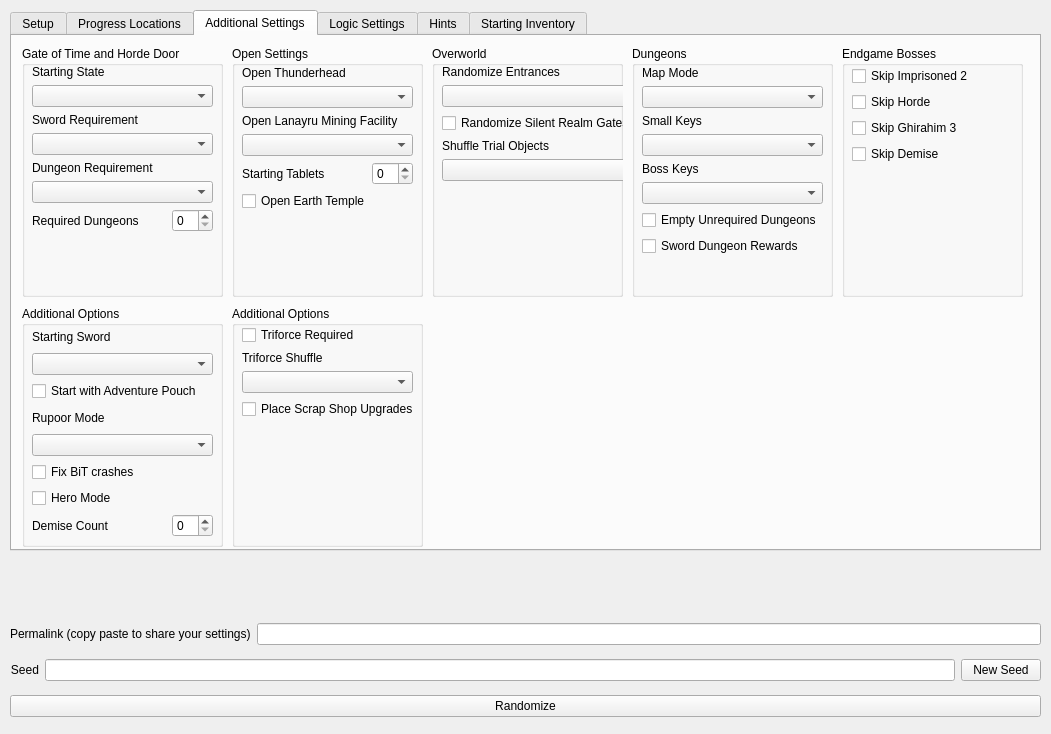
ssrando/ssrando, file gui/randogui.ui: the form before one commit.
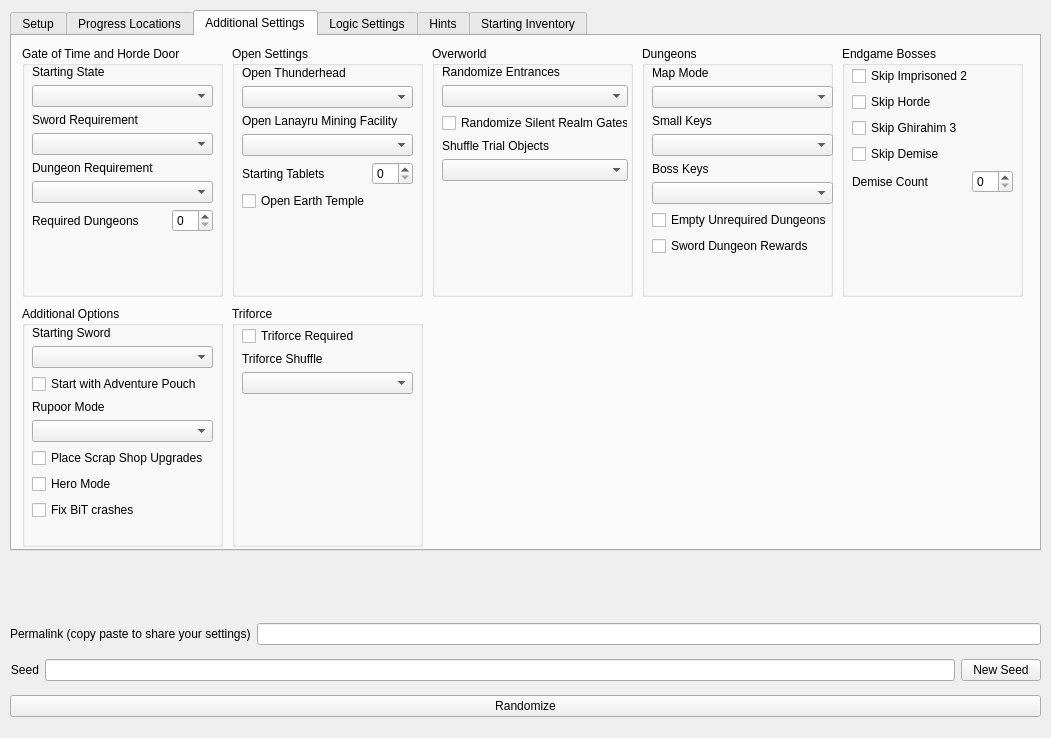
The form after the commit.

Commit message: Fix broken UI merge and upgrades-off queetle logic

Diff of the .ui file:
```diff
--- a/gui/randogui.ui
+++ b/gui/randogui.ui
@@ -7,7 +7,7 @@
     <x>0</x>
     <y>0</y>
     <width>1051</width>
-    <height>734</height>
+    <height>738</height>
    </rect>
   </property>
   <property name="sizePolicy">
@@ -759,7 +759,7 @@
          <x>10</x>
          <y>19</y>
          <width>181</width>
-         <height>242</height>
+         <height>221</height>
         </rect>
        </property>
        <layout class="QVBoxLayout" name="verticalLayout">
@@ -854,9 +854,9 @@
      <widget class="QGroupBox" name="groupBox_7">
       <property name="geometry">
        <rect>
-        <x>620</x>
+        <x>630</x>
         <y>10</y>
-        <width>201</width>
+        <width>191</width>
         <height>251</height>
        </rect>
       </property>
@@ -995,6 +995,27 @@
           </property>
          </widget>
         </item>
+        <item>
+         <layout class="QHBoxLayout" name="horizontalLayout_20">
+          <item>
+           <widget class="QLabel" name="label_for_option_demise_count">
+            <property name="text">
+             <string>Demise Count</string>
+            </property>
+           </widget>
+          </item>
+          <item>
+           <widget class="QSpinBox" name="option_demise_count">
+            <property name="maximumSize">
+             <size>
+              <width>41</width>
+              <height>16777215</height>
+             </size>
+            </property>
+           </widget>
+          </item>
+         </layout>
+        </item>
         <item>
          <spacer name="verticalSpacer_5">
           <property name="orientation">
@@ -1110,7 +1131,7 @@
        <rect>
         <x>420</x>
         <y>10</y>
-        <width>191</width>
+        <width>201</width>
         <height>251</height>
        </rect>
       </property>
@@ -1122,7 +1143,7 @@
         <rect>
          <x>10</x>
          <y>19</y>
-         <width>206</width>
+         <width>186</width>
          <height>221</height>
         </rect>
        </property>
@@ -1156,7 +1177,7 @@
          </widget>
         </item>
         <item>
-         <layout class="QVBoxLayout" name="verticalLayout_31">
+         <layout class="QVBoxLayout" name="verticalLayout_trialshuffle">
           <item>
            <widget class="QLabel" name="label_4">
             <property name="text">
@@ -1206,7 +1227,7 @@
          <x>10</x>
          <y>20</y>
          <width>181</width>
-         <height>211</height>
+         <height>210</height>
         </rect>
        </property>
        <layout class="QVBoxLayout" name="verticalLayout_15">
@@ -1246,9 +1267,9 @@
          </layout>
         </item>
         <item>
-         <widget class="QCheckBox" name="option_fix_bit_crashes">
+         <widget class="QCheckBox" name="option_gondo_upgrades">
           <property name="text">
-           <string>Fix BiT crashes</string>
+           <string>Place Scrap Shop Upgrades</string>
           </property>
          </widget>
         </item>
@@ -1260,27 +1281,26 @@
          </widget>
         </item>
         <item>
-         <layout class="QHBoxLayout" name="horizontalLayout_20">
-          <item>
-           <widget class="QLabel" name="label_for_option_demise_count">
+         <widget class="QCheckBox" name="option_fix_bit_crashes">
             <property name="text">
-             <string>Demise Count</string>
+           <string>Fix BiT crashes</string>
             </property>
            </widget>
           </item>
           <item>
-           <widget class="QSpinBox" name="option_demise_count">
-            <property name="maximumSize">
+         <spacer name="verticalSpacer_17">
+          <property name="orientation">
+           <enum>Qt::Vertical</enum>
+          </property>
+          <property name="sizeHint" stdset="0">
              <size>
-              <width>41</width>
-              <height>16777215</height>
-             </size>
-            </property>
-           </widget>
-          </item>
-         </layout>
-        </item>
-       </layout>
+            <width>20</width>
+            <height>40</height>
+           </size>
+          </property>
+         </spacer>
+        </item>
+       </layout>
       </widget>
      </widget>
      <widget class="QGroupBox" name="groupBox_17">
@@ -1293,15 +1313,15 @@
        </rect>
       </property>
       <property name="title">
-       <string>Additional Options</string>
+       <string>Triforce</string>
       </property>
       <widget class="QWidget" name="verticalLayoutWidget_15">
        <property name="geometry">
         <rect>
          <x>10</x>
-         <y>19</y>
+         <y>20</y>
          <width>171</width>
-         <height>221</height>
+         <height>211</height>
         </rect>
        </property>
        <layout class="QVBoxLayout" name="verticalLayout_31">
@@ -1316,6 +1336,8 @@
          </widget>
         </item>
         <item>
+         <layout class="QVBoxLayout" name="verticalLayout_38">
+          <item>
          <widget class="QLabel" name="label_for_option_triforce_shuffle">
           <property name="text">
            <string>Triforce Shuffle</string>
@@ -1332,12 +1354,7 @@
           </property>
          </widget>
         </item>
-        <item>
-         <widget class="QCheckBox" name="option_gondo_upgrades">
-          <property name="text">
-           <string>Place Scrap Shop Upgrades</string>
-          </property>
-         </widget>
+         </layout>
         </item>
         <item>
          <spacer name="verticalSpacer_6">
```
Left out of the diff: 4 changed lines with no effect on the pictures. Lines whose indentation alone changed are shown as unchanged. The commit also changes 4 other files.
